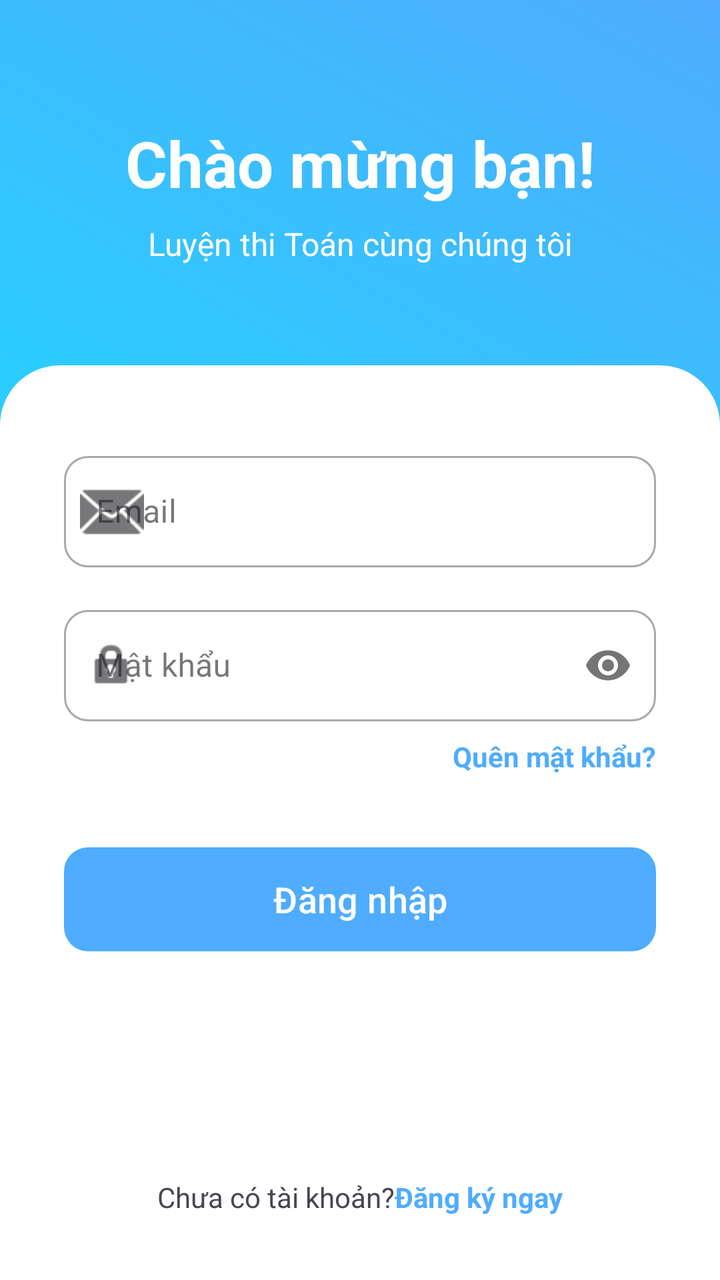
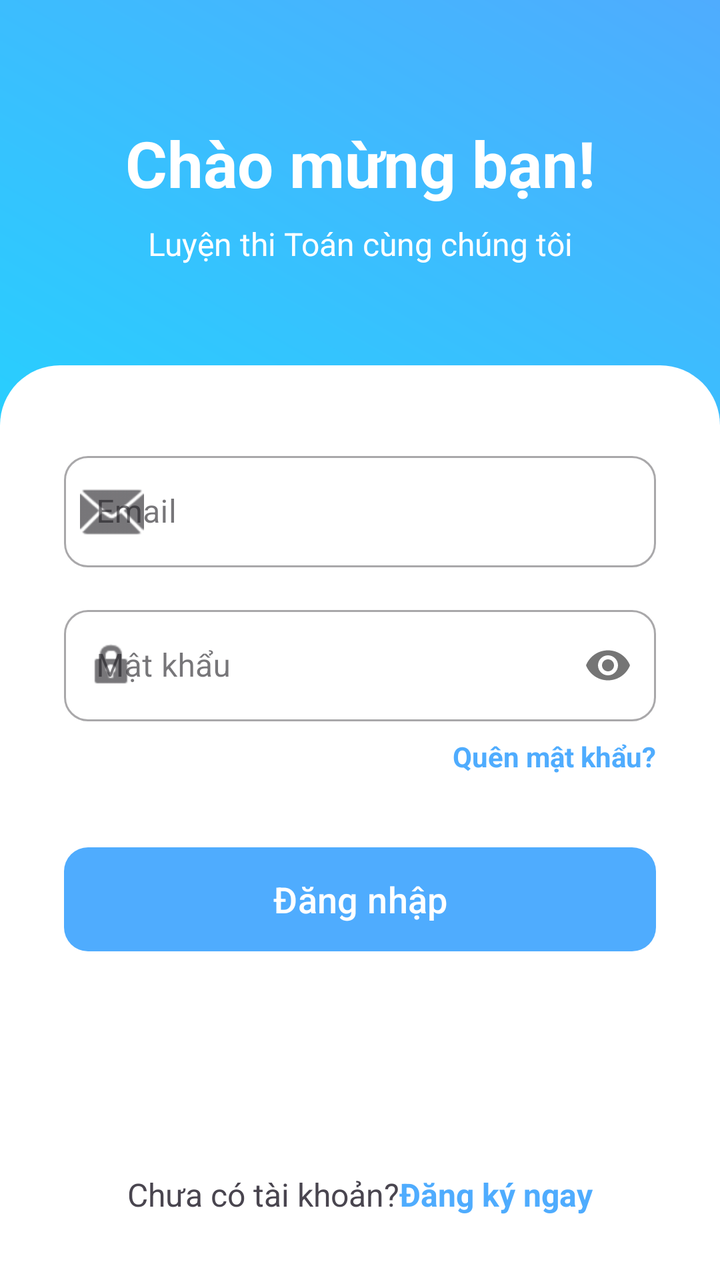

Screens rendered from an Android XML layout before and after an edit, with the pre-edit source and the edit as a unified diff.
<!-- AndroidManifest.xml: application theme Theme.Nhom_2_Android_Final -->
<!-- res/layout/activity_login.xml -->
<?xml version="1.0" encoding="utf-8"?>
<androidx.constraintlayout.widget.ConstraintLayout xmlns:android="http://schemas.android.com/apk/res/android"
    xmlns:app="http://schemas.android.com/apk/res-auto"
    xmlns:tools="http://schemas.android.com/tools"
    android:layout_width="match_parent"
    android:layout_height="match_parent"
    android:background="@drawable/bg_gradient"
    tools:context=".LoginActivity">

    <TextView
        android:id="@+id/tvWelcome"
        android:layout_width="wrap_content"
        android:layout_height="wrap_content"
        android:layout_marginTop="60dp"
        android:text="@string/welcome"
        android:textColor="@android:color/white"
        android:textSize="32sp"
        android:textStyle="bold"
        app:layout_constraintEnd_toEndOf="parent"
        app:layout_constraintStart_toStartOf="parent"
        app:layout_constraintTop_toTopOf="parent" />

    <TextView
        android:id="@+id/tvSubtitle"
        android:layout_width="wrap_content"
        android:layout_height="wrap_content"
        android:layout_marginTop="8dp"
        android:text="@string/subtitle"
        android:textColor="@android:color/white"
        android:textSize="16sp"
        app:layout_constraintEnd_toEndOf="parent"
        app:layout_constraintStart_toStartOf="parent"
        app:layout_constraintTop_toBottomOf="@id/tvWelcome" />

    <View
        android:id="@+id/cardBackground"
        android:layout_width="0dp"
        android:layout_height="0dp"
        android:layout_marginTop="50dp"
        android:background="@drawable/bg_card_white"
        app:layout_constraintBottom_toBottomOf="parent"
        app:layout_constraintEnd_toEndOf="parent"
        app:layout_constraintStart_toStartOf="parent"
        app:layout_constraintTop_toBottomOf="@id/tvSubtitle" />

    <com.google.android.material.textfield.TextInputLayout
        android:id="@+id/tilEmail"
        style="@style/Widget.MaterialComponents.TextInputLayout.OutlinedBox"
        android:layout_width="0dp"
        android:layout_height="wrap_content"
        android:layout_marginStart="32dp"
        android:layout_marginTop="40dp"
        android:layout_marginEnd="32dp"
        android:hint="@string/email"
        app:boxCornerRadiusBottomEnd="12dp"
        app:boxCornerRadiusBottomStart="12dp"
        app:boxCornerRadiusTopEnd="12dp"
        app:boxCornerRadiusTopStart="12dp"
        app:layout_constraintEnd_toEndOf="parent"
        app:layout_constraintStart_toStartOf="parent"
        app:layout_constraintTop_toTopOf="@id/cardBackground"
        app:startIconDrawable="@android:drawable/ic_dialog_email">

        <com.google.android.material.textfield.TextInputEditText
            android:layout_width="match_parent"
            android:layout_height="wrap_content"
            android:inputType="textEmailAddress" />
    </com.google.android.material.textfield.TextInputLayout>

    <com.google.android.material.textfield.TextInputLayout
        android:id="@+id/tilPassword"
        style="@style/Widget.MaterialComponents.TextInputLayout.OutlinedBox"
        android:layout_width="0dp"
        android:layout_height="wrap_content"
        android:layout_marginStart="32dp"
        android:layout_marginTop="16dp"
        android:layout_marginEnd="32dp"
        android:hint="@string/password"
        app:boxCornerRadiusBottomEnd="12dp"
        app:boxCornerRadiusBottomStart="12dp"
        app:boxCornerRadiusTopEnd="12dp"
        app:boxCornerRadiusTopStart="12dp"
        app:layout_constraintEnd_toEndOf="parent"
        app:layout_constraintStart_toStartOf="parent"
        app:layout_constraintTop_toBottomOf="@id/tilEmail"
        app:passwordToggleEnabled="true"
        app:startIconDrawable="@android:drawable/ic_lock_idle_lock">

        <com.google.android.material.textfield.TextInputEditText
            android:layout_width="match_parent"
            android:layout_height="wrap_content"
            android:inputType="textPassword" />
    </com.google.android.material.textfield.TextInputLayout>

    <TextView
        android:id="@+id/tvForgotPassword"
        android:layout_width="wrap_content"
        android:layout_height="wrap_content"
        android:layout_marginTop="8dp"
        android:text="@string/forgot_password"
        android:textColor="#4facfe"
        android:textStyle="bold"
        app:layout_constraintEnd_toEndOf="@id/tilPassword"
        app:layout_constraintTop_toBottomOf="@id/tilPassword" />

    <com.google.android.material.button.MaterialButton
        android:id="@+id/btnLogin"
        android:layout_width="0dp"
        android:layout_height="60dp"
        android:layout_marginStart="32dp"
        android:layout_marginTop="32dp"
        android:layout_marginEnd="32dp"
        android:text="@string/login"
        android:textAllCaps="false"
        android:textSize="18sp"
        app:cornerRadius="12dp"
        app:layout_constraintEnd_toEndOf="parent"
        app:layout_constraintStart_toStartOf="parent"
        app:layout_constraintTop_toBottomOf="@id/tvForgotPassword" />

    <LinearLayout
        android:layout_width="wrap_content"
        android:layout_height="wrap_content"
        android:layout_marginBottom="32dp"
        android:orientation="horizontal"
        app:layout_constraintBottom_toBottomOf="parent"
        app:layout_constraintEnd_toEndOf="parent"
        app:layout_constraintStart_toStartOf="parent">

        <TextView
            android:layout_width="wrap_content"
            android:layout_height="wrap_content"
            android:text="@string/no_account" />

        <TextView
            android:id="@+id/tvRegister"
            android:layout_width="wrap_content"
            android:layout_height="wrap_content"
            android:text="@string/register_now"
            android:textColor="#4facfe"
            android:textStyle="bold" />
    </LinearLayout>

</androidx.constraintlayout.widget.ConstraintLayout>
<!-- resources referenced by this layout -->
<resources>
  <!-- drawable bg_card_white (drawable) -->
  <?xml version="1.0" encoding="utf-8"?>
  <shape xmlns:android="http://schemas.android.com/apk/res/android">
      <solid android:color="@android:color/white" />
      <corners
          android:topLeftRadius="30dp"
          android:topRightRadius="30dp" />
  </shape>
  <!-- drawable bg_gradient (drawable) -->
  <?xml version="1.0" encoding="utf-8"?>
  <shape xmlns:android="http://schemas.android.com/apk/res/android">
      <gradient
          android:angle="45"
          android:endColor="#4facfe"
          android:startColor="#00f2fe"
          android:type="linear" />
  </shape>
  <string name="email">Email</string>
  <string name="forgot_password">Quên mật khẩu?</string>
  <string name="login">Đăng nhập</string>
  <string name="no_account">Chưa có tài khoản? </string>
  <string name="password">Mật khẩu</string>
  <string name="register_now">Đăng ký ngay</string>
  <string name="subtitle">Luyện thi Toán cùng chúng tôi</string>
  <string name="welcome">Chào mừng bạn!</string>
  <style name="Theme.Nhom_2_Android_Final" parent="Base.Theme.Nhom_2_Android_Final" />
  <style name="Base.Theme.Nhom_2_Android_Final" parent="Theme.Material3.DayNight.NoActionBar">
          
          <item name="colorPrimary">@color/colorPrimary</item>
          <item name="android:statusBarColor">@color/colorPrimary</item>
      </style>
  <color name="colorPrimary">#4facfe</color>
</resources>

<!-- the commit's change to res/layout/activity_login.xml (unified diff, before → after) -->
@@ -130,7 +130,8 @@
         <TextView
             android:layout_width="wrap_content"
             android:layout_height="wrap_content"
-            android:text="@string/no_account" />
+            android:text="@string/no_account"
+            android:textSize="16sp" />
 
         <TextView
             android:id="@+id/tvRegister"
@@ -138,6 +139,7 @@
             android:layout_height="wrap_content"
             android:text="@string/register_now"
             android:textColor="#4facfe"
+            android:textSize="16sp"
             android:textStyle="bold" />
     </LinearLayout>
 
